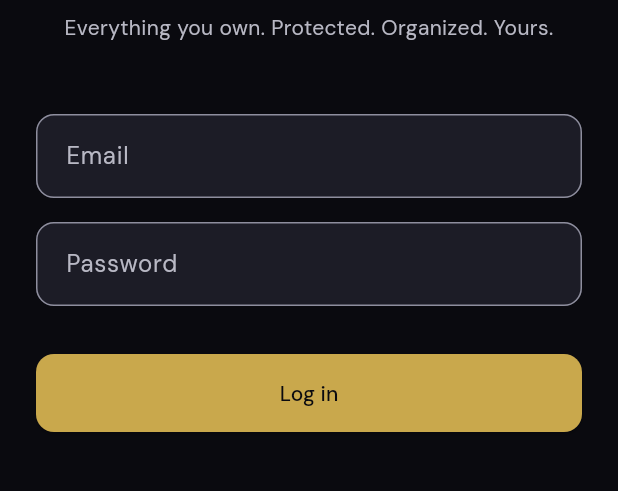
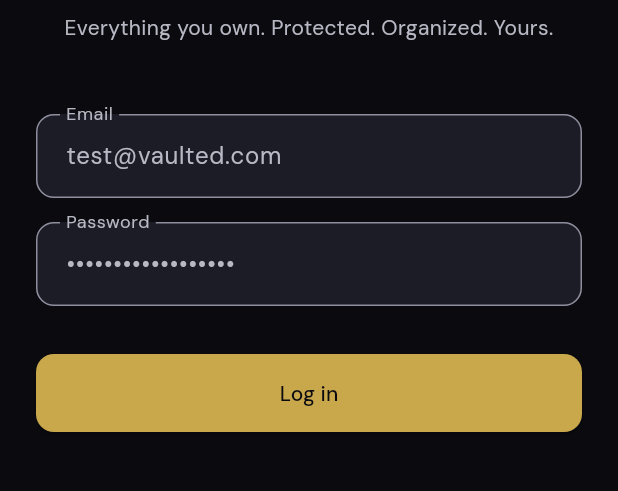
Before and after one commit to frpatino6/vaulted, a Flutter app: the screen it shows after launch, on a phone screen of 412 x 824 dp, the part 429-920 px from its top. Run offline on Flutter 3.47's test engine with Material 3 defaults, Android fonts, the phone set to English and light mode, and no system bars; our stand-ins replace dio, flutter_riverpod, flutter_secure_storage, freezed_annotation, go_router, google_fonts.

Commit message:
fix: enhance error handling and pre-fill login form in LoginScreen
Updated the LoginScreen to improve user experience by adding a visual error message container for login errors and pre-filling the email and password fields with test credentials. This change ensures better feedback for users during the authentication process.

- Added a styled error message container for displaying login errors.
- Pre-filled email and password fields with test values for easier testing.

No changes to backend files or security protocols were made.

```diff
--- a/apps/mobile/lib/features/auth/presentation/auth_notifier.dart
+++ b/apps/mobile/lib/features/auth/presentation/auth_notifier.dart
@@ -54,8 +54,10 @@
     if (msg.contains('mfa') || msg.contains('code') || msg.contains('totp')) {
       return 'Invalid verification code. Please try again.';
     }
-    if (msg.contains('network') || msg.contains('socket') || msg.contains('connection')) {
-      return 'Connection error. Check your internet and try again.';
+    if (msg.contains('network') || msg.contains('socket') || msg.contains('connection') ||
+        msg.contains('connection refused') || msg.contains('failed host lookup') ||
+        msg.contains('connection reset')) {
+      return 'Cannot reach API. Is the backend running on port 3000?';
     }
     return 'Something went wrong. Please try again.';
   }
--- a/apps/mobile/lib/features/auth/presentation/login_screen.dart
+++ b/apps/mobile/lib/features/auth/presentation/login_screen.dart
@@ -58,10 +58,12 @@
     super.initState();
     WidgetsBinding.instance.addPostFrameCallback((_) {
       if (widget.error != null) {
-        ScaffoldMessenger.of(context).showSnackBar(
-          SnackBar(content: Text(widget.error!)),
-        );
+        ScaffoldMessenger.of(
+          context,
+        ).showSnackBar(SnackBar(content: Text(widget.error!)));
       }
+      _emailController.text = 'test@vaulted.com';
+      _passwordController.text = 'PasswordSegura123!';
     });
   }
 
@@ -69,9 +71,9 @@
   void didUpdateWidget(covariant _LoginForm oldWidget) {
     super.didUpdateWidget(oldWidget);
     if (widget.error != null && widget.error != oldWidget.error) {
-      ScaffoldMessenger.of(context).showSnackBar(
-        SnackBar(content: Text(widget.error!)),
-      );
+      ScaffoldMessenger.of(
+        context,
+      ).showSnackBar(SnackBar(content: Text(widget.error!)));
     }
   }
 
@@ -126,6 +128,23 @@
             validator: (v) =>
                 v == null || v.isEmpty ? 'Password is required' : null,
           ),
+          if (widget.error != null) ...[
+            const SizedBox(height: 16),
+            Container(
+              padding: const EdgeInsets.all(12),
+              decoration: BoxDecoration(
+                color: Theme.of(context).colorScheme.errorContainer,
+                borderRadius: BorderRadius.circular(8),
+              ),
+              child: Row(
+                children: [
+                  Icon(Icons.error_outline, color: Theme.of(context).colorScheme.onErrorContainer, size: 20),
+                  const SizedBox(width: 8),
+                  Expanded(child: Text(widget.error!, style: TextStyle(color: Theme.of(context).colorScheme.onErrorContainer))),
+                ],
+              ),
+            ),
+          ],
           const SizedBox(height: 32),
           Consumer(
             builder: (context, ref, _) {
@@ -134,7 +153,9 @@
                     ? null
                     : () {
                         if (_formKey.currentState?.validate() ?? false) {
-                          ref.read(authNotifierProvider.notifier).login(
+                          ref
+                              .read(authNotifierProvider.notifier)
+                              .login(
                                 _emailController.text.trim(),
                                 _passwordController.text,
                               );
```
Also changed, not shown: apps/mobile/lib/core/config/app_config.dart (+12 -4 lines).
